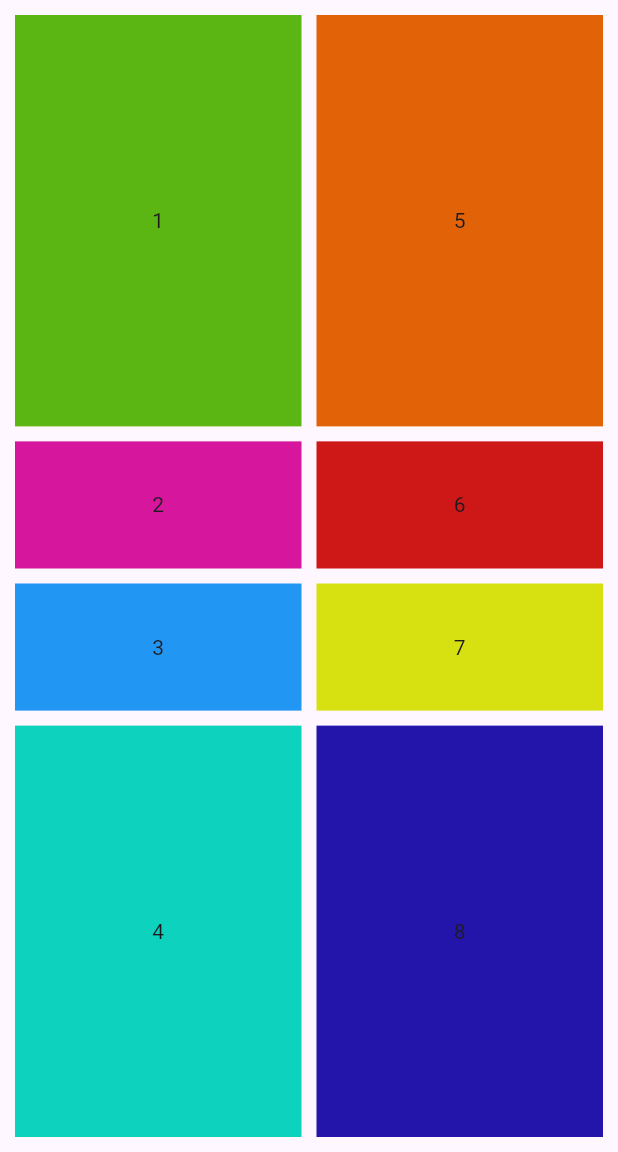
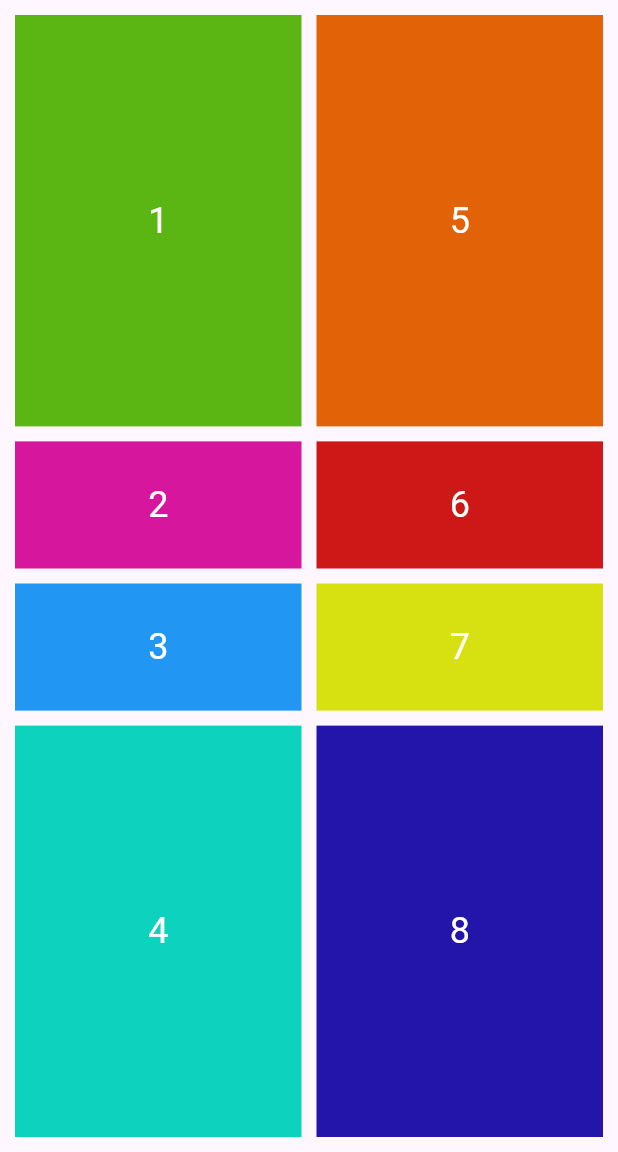
Before and after one commit to lolopindik/flutter_closet, a Flutter app: the screen it shows after launch, on a phone screen of 412 x 824 dp, the part 84-1236 px from its top. Run offline on Flutter 3.47's test engine with Material 3 defaults, Android fonts, the phone set to English and light mode, and no system bars.

Commit message:
makes numbers more nice

```diff
--- a/lib/main.dart
+++ b/lib/main.dart
@@ -26,7 +26,10 @@ class MyHomePage extends StatelessWidget {
     return Scaffold(
       appBar: AppBar(
         title: const Text('Closet'),
-        leading: const Icon(Icons.menu_book, color: Colors.white60,),
+        leading: const Icon(
+          Icons.menu_book,
+          color: Colors.white60,
+        ),
         backgroundColor: const Color.fromARGB(255, 114, 113, 106),
         titleTextStyle: const TextStyle(color: Colors.white, fontSize: 25),
         centerTitle: true,
@@ -44,7 +47,11 @@ class MyHomePage extends StatelessWidget {
                     child: Container(
                       margin: const EdgeInsets.all(5),
                       color: const Color.fromARGB(255, 91, 181, 19),
-                      child: const Center(child: Text('1')),
+                      child: const Center(
+                          child: Text(
+                        '1',
+                        style: TextStyle(color: Colors.white, fontSize: 24),
+                      )),
                     ),
                   ),
                   Flexible(
@@ -52,7 +59,11 @@ class MyHomePage extends StatelessWidget {
                     child: Container(
                       margin: const EdgeInsets.all(5),
                       color: const Color.fromARGB(255, 214, 22, 156),
-                      child: const Center(child: Text('2')),
+                      child: const Center(
+                          child: Text(
+                        '2',
+                        style: TextStyle(color: Colors.white, fontSize: 24),
+                      )),
                     ),
                   ),
                   Flexible(
@@ -60,7 +71,11 @@ class MyHomePage extends StatelessWidget {
                     child: Container(
                       margin: const EdgeInsets.all(5),
                       color: Colors.blue,
-                      child: const Center(child: Text('3')),
+                      child: const Center(
+                          child: Text(
+                        '3',
+                        style: TextStyle(color: Colors.white, fontSize: 24),
+                      )),
                     ),
                   ),
                   Flexible(
@@ -68,7 +83,11 @@ class MyHomePage extends StatelessWidget {
                     child: Container(
                       margin: const EdgeInsets.all(5),
                       color: const Color.fromARGB(255, 12, 210, 190),
-                      child: const Center(child: Text('4')),
+                      child: const Center(
+                          child: Text(
+                        '4',
+                        style: TextStyle(color: Colors.white, fontSize: 24),
+                      )),
                     ),
                   ),
                 ],
@@ -83,7 +102,10 @@ class MyHomePage extends StatelessWidget {
                     child: Container(
                       margin: const EdgeInsets.all(5),
                       color: const Color.fromARGB(255, 226, 98, 7),
-                      child: const Center(child: Text('5')),
+                      child: const Center(
+                          child: Text('5',
+                              style: TextStyle(
+                                  color: Colors.white, fontSize: 24))),
                     ),
                   ),
                   Flexible(
@@ -91,7 +113,10 @@ class MyHomePage extends StatelessWidget {
                     child: Container(
                       margin: const EdgeInsets.all(5),
                       color: const Color.fromARGB(255, 206, 23, 23),
-                      child: const Center(child: Text('6')),
+                      child: const Center(
+                          child: Text('6',
+                              style: TextStyle(
+                                  color: Colors.white, fontSize: 24))),
                     ),
                   ),
                   Flexible(
@@ -99,7 +124,11 @@ class MyHomePage extends StatelessWidget {
                     child: Container(
                       margin: const EdgeInsets.all(5),
                       color: const Color.fromARGB(255, 215, 225, 18),
-                      child: const Center(child: Text('7')),
+                      child: const Center(
+                          child: Text(
+                        '7',
+                        style: TextStyle(color: Colors.white, fontSize: 24),
+                      )),
                     ),
                   ),
                   Flexible(
@@ -107,7 +136,11 @@ class MyHomePage extends StatelessWidget {
                     child: Container(
                       margin: const EdgeInsets.all(5),
                       color: const Color.fromARGB(255, 35, 21, 170),
-                      child: const Center(child: Text('8')),
+                      child: const Center(
+                          child: Text(
+                        '8',
+                        style: TextStyle(color: Colors.white, fontSize: 24),
+                      )),
                     ),
                   ),
                 ],
```
